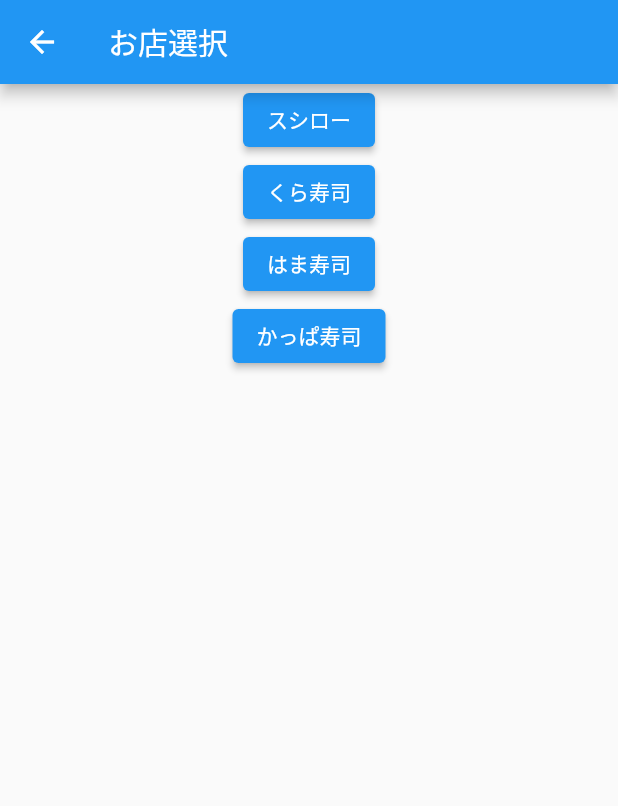
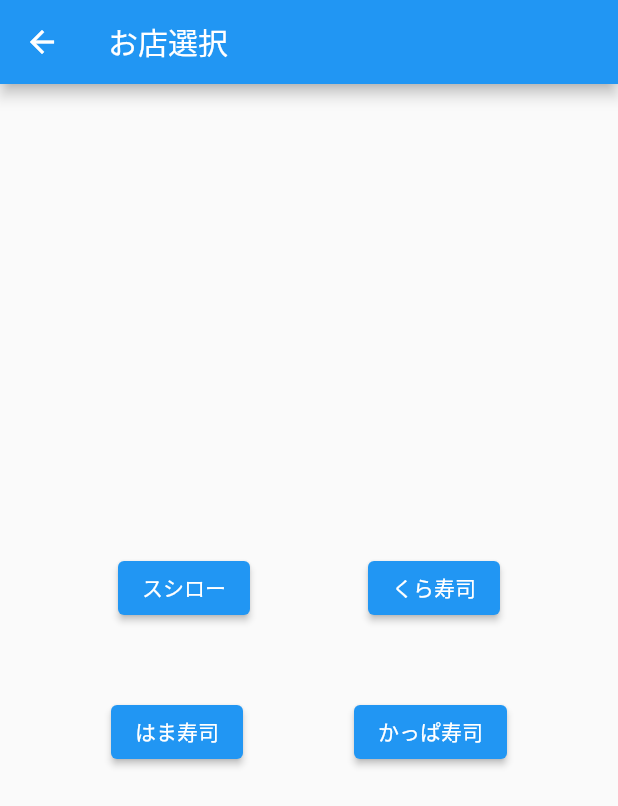
Before and after one commit to kawasaki-create/LocalSushiMemo, a Flutter app: the ChosenStore screen opened directly, on a phone screen of 412 x 824 dp. Shown: the top 806 px of the screen. Run offline on Flutter 3.47's test engine with Material 2 defaults, Android fonts, the phone set to English and light mode, and no system bars; our stand-ins replace cloud_firestore, firebase_auth, firebase_core, like_button; accounts and stored records are empty.

Commit message:
ボタン配置換え

```diff
--- a/lib/routes/roulette_route.dart
+++ b/lib/routes/roulette_route.dart
@@ -30,7 +30,10 @@
       ),
       body: Center(
         child: Column(
-
+          mainAxisSize: MainAxisSize.min,
+          children: <Widget>[
+            Row(
+              mainAxisAlignment: MainAxisAlignment.spaceEvenly,
               children: [
                 ElevatedButton(
                     onPressed: (){},
@@ -40,6 +43,16 @@
                     onPressed: (){},
                     child: Text('くら寿司')
                 ),
+              ],
+            ),
+            Row(
+              children: [
+                Text('\n\n'),
+              ],
+            ),
+            Row(
+              mainAxisAlignment: MainAxisAlignment.spaceEvenly,
+              children: [
                 ElevatedButton(
                     onPressed: (){},
                     child: Text('はま寿司')
@@ -50,6 +63,8 @@
                 ),
               ],
             ),
+          ],
+        ),
       ),
     );
   }
```
Lines whose indentation alone changed are shown as unchanged.
